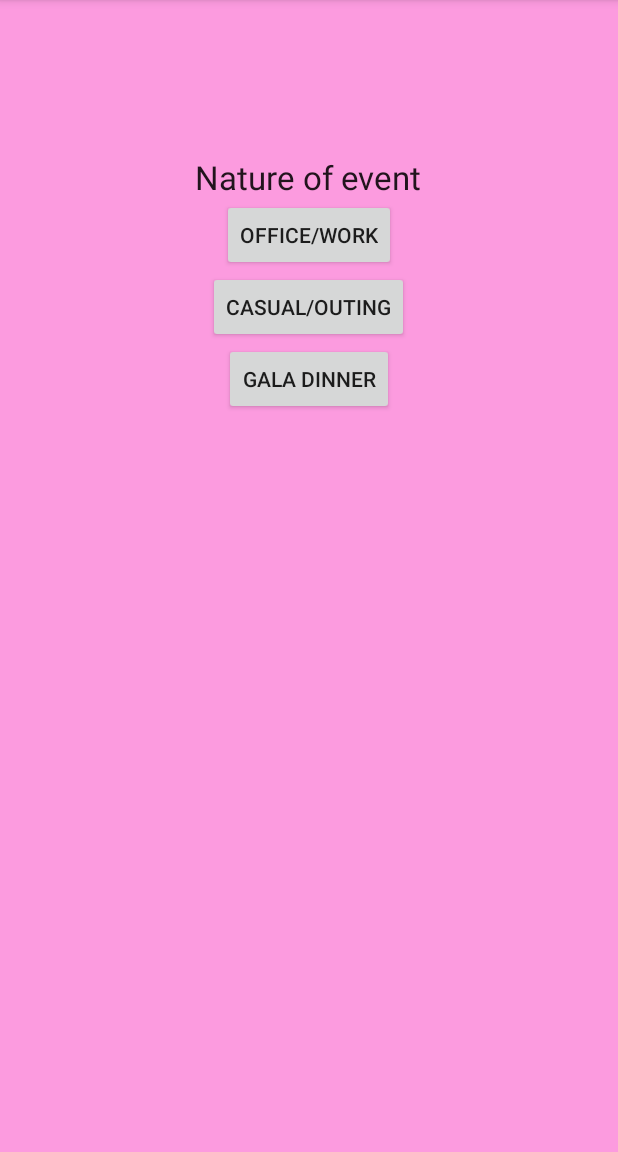
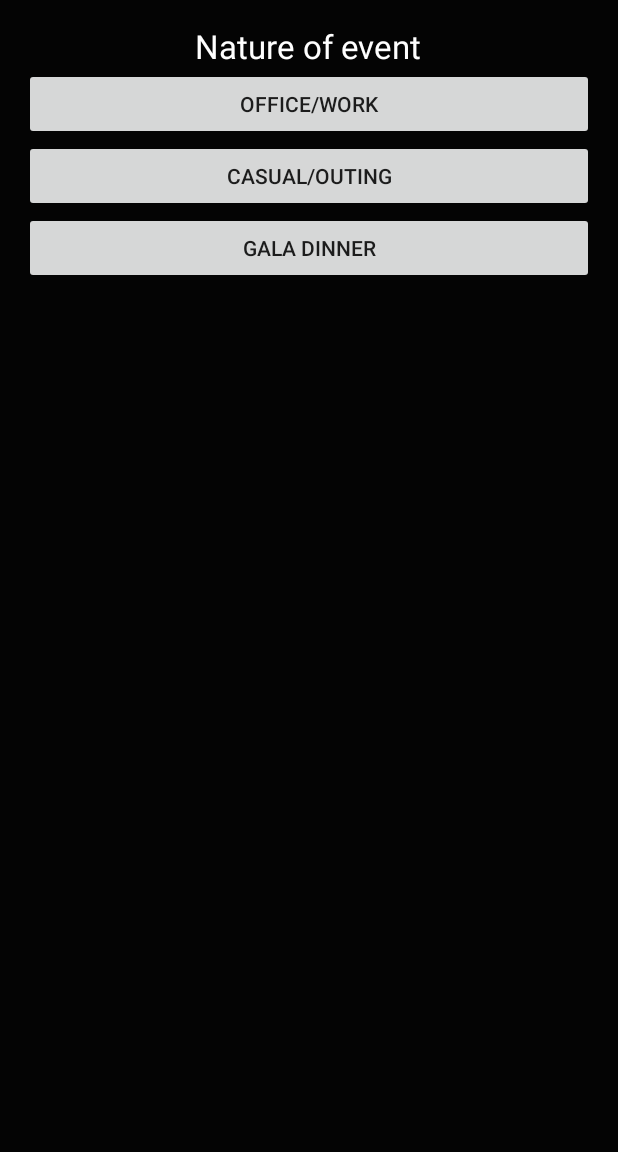
Before and after one commit to gitalry/MyApplication2, an Android app: the Girl screen opened directly, with no data from a screen before it, on a phone screen of 412 x 824 dp, the part 84-1236 px from its top. Run offline under Robolectric (Android 15) with nearby library versions, the phone set to English and light mode, and no system bars.

Commit message:
changed buttons and view

```diff
--- a/app/src/main/AndroidManifest.xml
+++ b/app/src/main/AndroidManifest.xml
@@ -4,7 +4,7 @@
 
     <application
         android:allowBackup="true"
-        android:icon="@mipmap/ic_launcher"
+        android:icon="@drawable/icon"
         android:label="@string/app_name"
         android:supportsRtl="true"
         android:theme="@style/AppTheme">
@@ -29,7 +29,7 @@
         <activity android:name=".Girlgala" />
         <activity android:name=".Manwork" />
         <activity android:name=".Manout" />
-        <activity android:name=".Mangala"></activity>
+        <activity android:name=".Mangala" />
     </application>
 
 </manifest>
--- a/app/src/main/res/layout/activity_girl.xml
+++ b/app/src/main/res/layout/activity_girl.xml
@@ -9,8 +9,7 @@
         android:paddingRight="@dimen/activity_horizontal_margin"
         android:paddingTop="@dimen/activity_vertical_margin"
         tools:context="com.example.jamesg.myapplication2.Girl"
-    android:background="#fc9bdf">
-
+        android:background="#040404">
         <TextView
             android:layout_width="wrap_content"
             android:layout_height="wrap_content"
@@ -18,12 +17,14 @@
             android:text="Nature of event"
             android:id="@+id/textView2"
             android:layout_alignParentTop="true"
-        android:layout_centerHorizontal="true"
-        android:layout_marginTop="87dp"
-        android:layout_gravity="center_horizontal" />
+            android:layout_alignRight="@+id/button4"
+            android:layout_alignEnd="@+id/button4"
+            android:layout_gravity="center_horizontal"
+            android:textColor="#ffffff" />
 
         <Button
-        android:layout_width="wrap_content"
+
+            android:layout_width="match_parent"
             android:layout_height="wrap_content"
             android:text="Office/Work"
             android:id="@+id/button3"
@@ -34,7 +35,7 @@
             />
 
         <Button
-        android:layout_width="wrap_content"
+            android:layout_width="match_parent"
             android:layout_height="wrap_content"
             android:text="Casual/Outing"
             android:id="@+id/button4"
@@ -44,7 +45,7 @@
             android:onClick="casual"/>
 
         <Button
-        android:layout_width="wrap_content"
+            android:layout_width="match_parent"
             android:layout_height="wrap_content"
             android:text="Gala dinner"
             android:id="@+id/button5"
@@ -53,4 +54,5 @@
             android:layout_alignStart="@+id/button3"
             android:layout_gravity="center_horizontal"
             android:onClick="gala"/>
+
     </LinearLayout>
--- a/app/src/main/res/layout/activity_main.xml
+++ b/app/src/main/res/layout/activity_main.xml
@@ -8,7 +8,7 @@
     android:paddingRight="@dimen/activity_horizontal_margin"
     android:paddingTop="@dimen/activity_vertical_margin"
     tools:context="com.example.jamesg.myapplication2.MainActivity"
-    android:background="#adf398">
+    android:background="#040404">
 
     <TextView
         android:layout_width="wrap_content"
@@ -18,7 +18,8 @@
         android:id="@+id/textView"
         android:layout_alignParentTop="true"
         android:layout_centerHorizontal="true"
-        android:layout_marginTop="79dp" />
+        android:layout_marginTop="79dp"
+        android:textColor="#ffffff" />
 
     <Button
         android:layout_width="wrap_content"
--- a/app/src/main/res/values/dimens.xml
+++ b/app/src/main/res/values/dimens.xml
@@ -3,4 +3,5 @@
     <dimen name="activity_horizontal_margin">16dp</dimen>
     <dimen name="activity_vertical_margin">16dp</dimen>
     <dimen name="fab_margin">16dp</dimen>
+    <dimen name="appbar_padding_top">8dp</dimen>
 </resources>
--- a/app/src/main/res/values/strings.xml
+++ b/app/src/main/res/values/strings.xml
@@ -1,4 +1,7 @@
 <resources>
     <string name="app_name">My Application2</string>
     <string name="title_activity_splash">Splash</string>
+    <string name="title_activity_girlout2">Girlout2</string>
+    <string name="action_settings">Settings</string>
+    <string name="section_format">Hello World from section: %1$d</string>
 </resources>
```
Also changed, not shown: app/src/main/res/layout/activity_manoption.xml (+6 -5 lines), app/src/main/res/layout/fragment_girlout2.xml (added, +27 -0 lines), app/src/main/res/menu/menu_girlout2.xml (added, +10 -0 lines), app/src/main/res/drawable/girlout2.jpg (added), app/src/main/res/drawable/girlout3.jpg (added), app/src/main/res/drawable/icon.jpg (added). Lines whose indentation alone changed are shown as unchanged.
